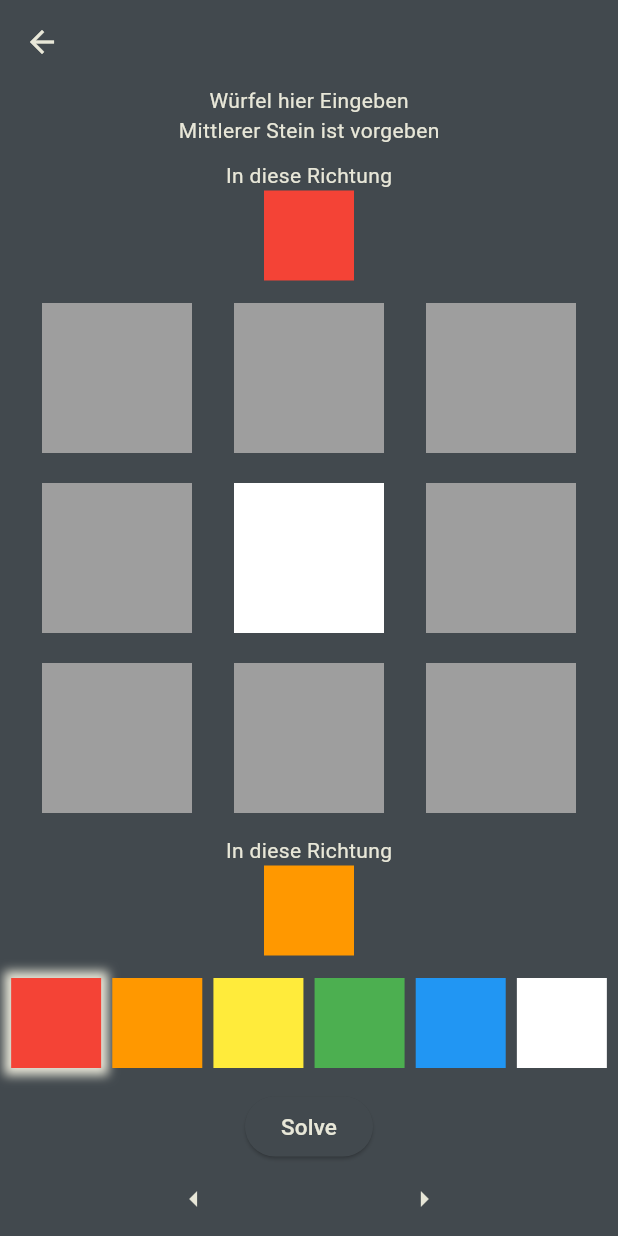
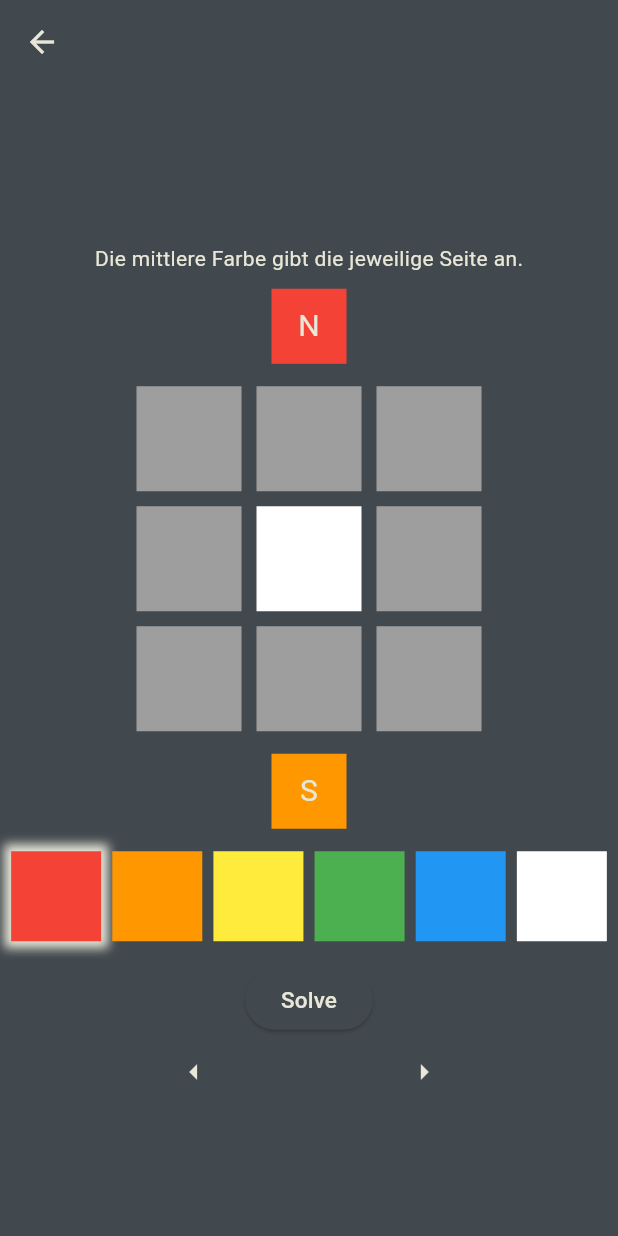
Before and after one commit to DieInhaltsangabe/AppProgrammingFlatter, a Flutter app: the InputSection screen opened directly, on a phone screen of 412 x 824 dp. Run offline on Flutter 3.47's test engine with Material 3 defaults, Android fonts, the phone set to English and light mode, and no system bars; our stand-ins replace flutter_colorpicker, shared_preferences; missing offline and left inert: dart:ffi; accounts and stored records are empty; generated files the repository leaves out were written again.

Commit message:
Adjust input_section sizes

```diff
--- a/cuberino/lib/main.dart
+++ b/cuberino/lib/main.dart
@@ -89,7 +89,7 @@ class CubeState extends State<Cube> {
             child: Column(
           children: [
             Text(
-              'CUBERINO',
+              "Cuberino",
               style: TextStyle(
                   fontSize: AppSettings().fontSize,
                   color: Theme.of(context).colorScheme.onSurface),
@@ -108,7 +108,7 @@ class CubeState extends State<Cube> {
                     fontSize: AppSettings().fontSize,
                     color: Theme.of(context).colorScheme.onSurface),
               ),
-            )
+            ),
           ],
         )),
       ),
--- a/cuberino/lib/pages/input_section.dart
+++ b/cuberino/lib/pages/input_section.dart
@@ -148,7 +148,7 @@ class InputSectionState extends State<InputSection> {
       var cleanGrid = grid.getRange(0, 3).toList();
       for (var i = 0; i < cleanGrid.length; i++) {
         var row = cleanGrid[i];
-        for (var k = 0; k < row.length; i++) {
+        for (var k = 0; k < row.length; k++) {
           var field = row[k];
           String value = "";
           switch (field) {
@@ -186,19 +186,19 @@ class InputSectionState extends State<InputSection> {
           child: Column(
             mainAxisAlignment: MainAxisAlignment.center, // Add this line
             children: [
-              const Text('Würfel hier Eingeben'),
+              const Text(''),
               const Text(
-                  'Mittlerer Stein ist vorgeben'), //Vielleicht ein Never show this again screen mit hint davor
+                  'Die mittlere Farbe gibt die jeweilige Seite an.'), //Vielleicht ein Never show this again screen mit hint davor
               const SizedBox(height: 10),
-              const Text('In diese Richtung'),
               Container(
-                width: 60,
-                height: 60,
+                width: 50,
+                height: 50,
                 color: grids[currentGridIndex][3][0],
+                child: Align(alignment: Alignment.center, child: Text("N", style: TextStyle(fontSize: 20))),
               ),
               const SizedBox(height: 15),
               Row(
-                mainAxisAlignment: MainAxisAlignment.spaceEvenly,
+                mainAxisAlignment: MainAxisAlignment.center,
                 children: [
                   // Left field
                   GestureDetector(
@@ -208,11 +208,12 @@ class InputSectionState extends State<InputSection> {
                       });
                     },
                     child: Container(
-                      width: 100,
-                      height: 100,
+                      width: 70,
+                      height: 70,
                       color: grids[currentGridIndex][0][0],
                     ),
                   ),
+                  SizedBox(width: 10),
                   // Center field
                   GestureDetector(
                     onTap: () {
@@ -221,11 +222,12 @@ class InputSectionState extends State<InputSection> {
                       });
                     },
                     child: Container(
-                      width: 100,
-                      height: 100,
+                      width: 70,
+                      height: 70,
                       color: grids[currentGridIndex][0][1],
                     ),
                   ),
+                  SizedBox(width: 10),
                   // Right field
                   GestureDetector(
                     onTap: () {
@@ -234,16 +236,16 @@ class InputSectionState extends State<InputSection> {
                       });
                     },
                     child: Container(
-                      width: 100,
-                      height: 100,
+                      width: 70,
+                      height: 70,
                       color: grids[currentGridIndex][0][2],
                     ),
                   ),
                 ],
               ),
-              const SizedBox(height: 20),
+              const SizedBox(height: 10),
               Row(
-                mainAxisAlignment: MainAxisAlignment.spaceEvenly,
+                mainAxisAlignment: MainAxisAlignment.center,
                 children: [
                   GestureDetector(
                     onTap: () {
@@ -254,17 +256,19 @@ class InputSectionState extends State<InputSection> {
                     child:
                         // Left field
                         Container(
-                      width: 100,
-                      height: 100,
+                      width: 70,
+                      height: 70,
                       color: grids[currentGridIndex][1][0],
                     ),
                   ),
+                  SizedBox(width: 10),
                   // Center field
                   Container(
-                    width: 100,
-                    height: 100,
+                    width: 70,
+                    height: 70,
                     color: grids[currentGridIndex][1][1],
                   ),
+                  SizedBox(width: 10),
                   GestureDetector(
                     onTap: () {
                       setState(() {
@@ -274,16 +278,16 @@ class InputSectionState extends State<InputSection> {
                     child:
                         // Right field
                         Container(
-                      width: 100,
-                      height: 100,
+                      width: 70,
+                      height: 70,
                       color: grids[currentGridIndex][1][2],
                     ),
                   ),
                 ],
               ),
-              const SizedBox(height: 20),
+              const SizedBox(height: 10),
               Row(
-                mainAxisAlignment: MainAxisAlignment.spaceEvenly,
+                mainAxisAlignment: MainAxisAlignment.center,
                 children: [
                   GestureDetector(
                     onTap: () {
@@ -294,11 +298,12 @@ class InputSectionState extends State<InputSection> {
                     child:
                         // Left field
                         Container(
-                      width: 100,
-                      height: 100,
+                      width: 70,
+                      height: 70,
                       color: grids[currentGridIndex][2][0],
                     ),
                   ),
+                  SizedBox(width: 10),
                   GestureDetector(
                     onTap: () {
                       setState(() {
@@ -308,11 +313,12 @@ class InputSectionState extends State<InputSection> {
                     child:
                         // Center field
                         Container(
-                      width: 100,
-                      height: 100,
+                      width: 70,
+                      height: 70,
                       color: grids[currentGridIndex][2][1],
                     ),
                   ),
+                  SizedBox(width: 10),
                   GestureDetector(
                     onTap: () {
                       setState(() {
@@ -322,19 +328,19 @@ class InputSectionState extends State<InputSection> {
                     child:
                         // Right field
                         Container(
-                      width: 100,
-                      height: 100,
+                      width: 70,
+                      height: 70,
                       color: grids[currentGridIndex][2][2],
                     ),
                   ),
                 ],
               ),
               const SizedBox(height: 15),
-              const Text('In diese Richtung'),
               Container(
-                width: 60,
-                height: 60,
+                width: 50,
+                height: 50,
                 color: grids[currentGridIndex][3][1],
+                  child: Align(alignment: Alignment.center, child: Text("S", style: TextStyle(fontSize: 20)))
               ),
               const SizedBox(height: 15),
               Row(
```
Also changed, not shown: cuberino/pubspec.lock.
